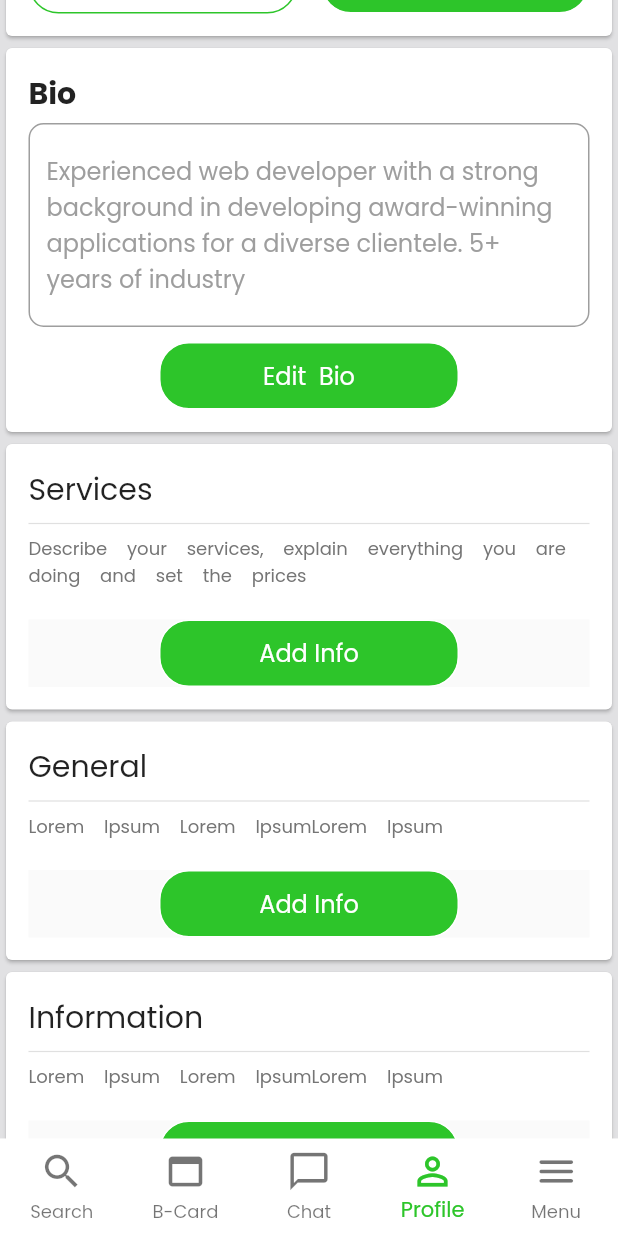
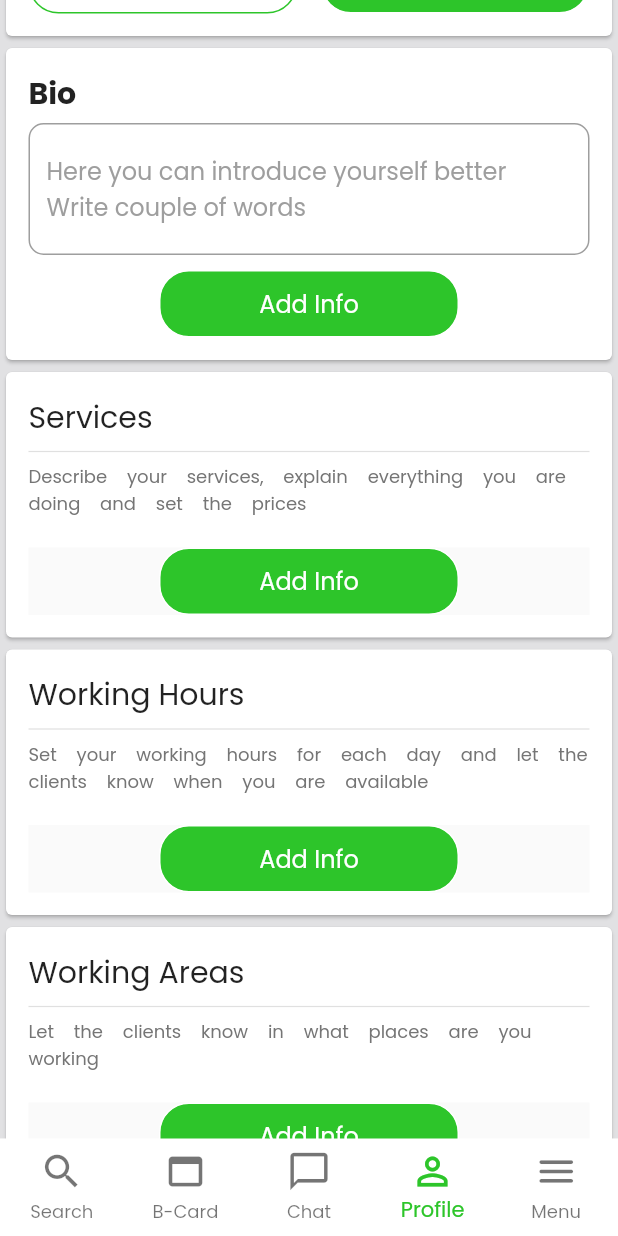
Before and after one commit to DevelopeFlutter/Be_Pass_App, a Flutter app: the screen it shows after launch, item 4 of the bottom bar chosen, scrolled down 576 dp, on a phone screen of 412 x 824 dp. Run offline on Flutter 3.47's test engine with Material 2 defaults, Android fonts, the light colour scheme and no system bars; our stand-ins replace accordion, animated_splash_screen, carousel_slider, dotted_border, dropdown_button2, fluentui_system_icons and 7 more; network calls fail.

Commit message:
Profile Updated

```diff
--- a/lib/Screens/profile_screen.dart
+++ b/lib/Screens/profile_screen.dart
@@ -39,28 +39,32 @@ class _ProfileState extends State<Profile> {
                         "Services",
                         "Describe your services, explain everything you are doing and set the prices",
                         ServicesScreen.routeName),
+                    ProfileCard(
+                        "Working Hours",
+                        "Set your working hours for each day and let the clients know when you are available",
+                        WorkingHours.routeName),
+                    ProfileCard(
+                        "Working Areas",
+                        "Let the clients know in what places are you working",
+                        WorkingAreas.routeName),
+                    ProfileCard(
+                        "Certificates",
+                        "List your certifications, degrees, courses and everything you got to show that you are qualified",
+                        CertificatesScreen.routeName),
+                    ProfileCard(
+                        "Gallery",
+                        "Upload all the images that you have for each service, to impress everyone",
+                        "null"),
+                    ProfileCard(
+                        "Social",
+                        "Add all the links to your social media",
+                        SocialScreen.routeName),
                     ProfileCard("General", "Lorem Ipsum Lorem IpsumLorem Ipsum",
                         GenProfile.routeName),
                     ProfileCard("Information",
                         "Lorem Ipsum Lorem IpsumLorem Ipsum", "null"),
-                    ProfileCard("Social", "Lorem Ipsum Lorem IpsumLorem Ipsum",
-                        SocialScreen.routeName),
                     ProfileCard(
                         "About", "Lorem Ipsum Lorem IpsumLorem Ipsum", "null"),
-                    ProfileCard(
-                        "Working Hours",
-                        "Lorem Ipsum Lorem IpsumLorem Ipsum",
-                        WorkingHours.routeName),
-                    ProfileCard(
-                        "Working Areas",
-                        "Lorem Ipsum Lorem IpsumLorem Ipsum",
-                        WorkingAreas.routeName),
-                    ProfileCard(
-                        "Certificates",
-                        "Lorem Ipsum Lorem IpsumLorem Ipsum",
-                        CertificatesScreen.routeName),
-                    ProfileCard("Gallery", "Lorem Ipsum Lorem IpsumLorem Ipsum",
-                        "null"),
                     ProfileCard(
                         "Price", "Lorem Ipsum Lorem IpsumLorem Ipsum", "null"),
                   ],
@@ -484,7 +488,7 @@ class _BioState extends State<Bio> {
                 keyboardType: TextInputType.multiline,
                 decoration: InputDecoration(
                   hintText:
-                      'Experienced web developer with a strong background in developing award-winning applications for a diverse clientele. 5+ years of industry',
+                      'Here you can introduce yourself better Write couple of words',
                   hintStyle: TextStyle(color: Colors.grey),
                   border: OutlineInputBorder(
                     borderRadius: BorderRadius.all(Radius.circular(10.0)),
@@ -501,7 +505,7 @@ class _BioState extends State<Bio> {
                     onTap: () {
                       Navigator.of(context).pushNamed(BioScreen.routeName);
                     },
-                    buttonText: "Edit  Bio",
+                    buttonText: "Add Info",
                     buttonColor: AppColors.gradientGreen,
                     textColor: AppColors.white,
                     borderRadius: 20,
```
